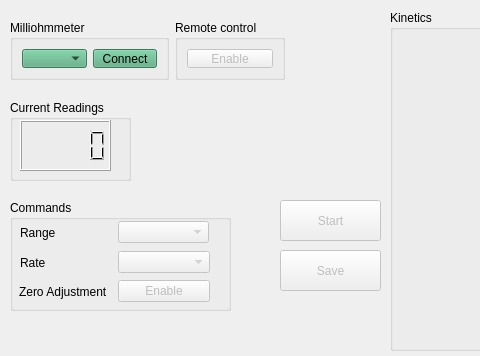
Old version of the form deviceform.ui in the repository brainonn/Ohmmeter; both pictures show x 0 to 480 and y 0 to 356 of the 789 by 356 pixel window.
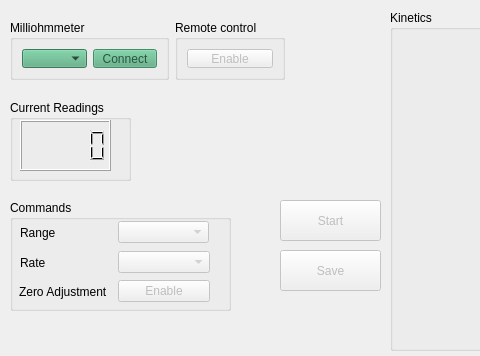
New version of the form. Custom widgets are drawn as their Qt base class.

Diff of the .ui file:
```diff
--- a/deviceform.ui
+++ b/deviceform.ui
@@ -467,6 +467,9 @@
          </item>
          <item>
           <widget class="QPushButton" name="buttonAction">
+           <property name="enabled">
+            <bool>false</bool>
+           </property>
            <property name="text">
             <string>Connect</string>
            </property>
```
